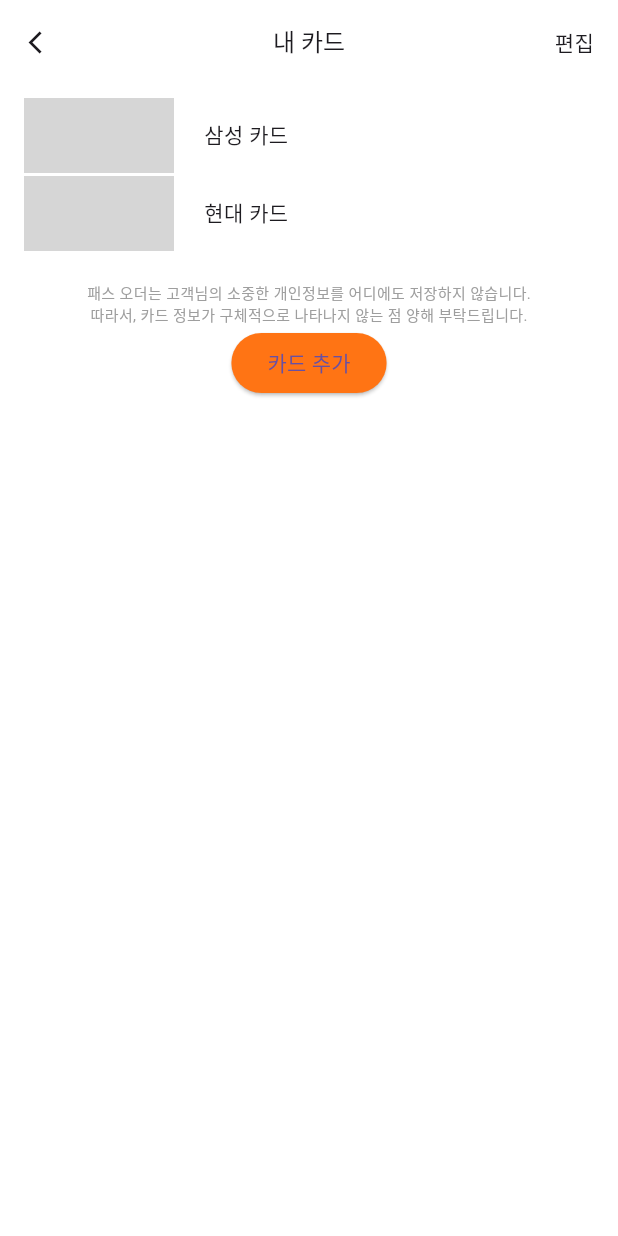
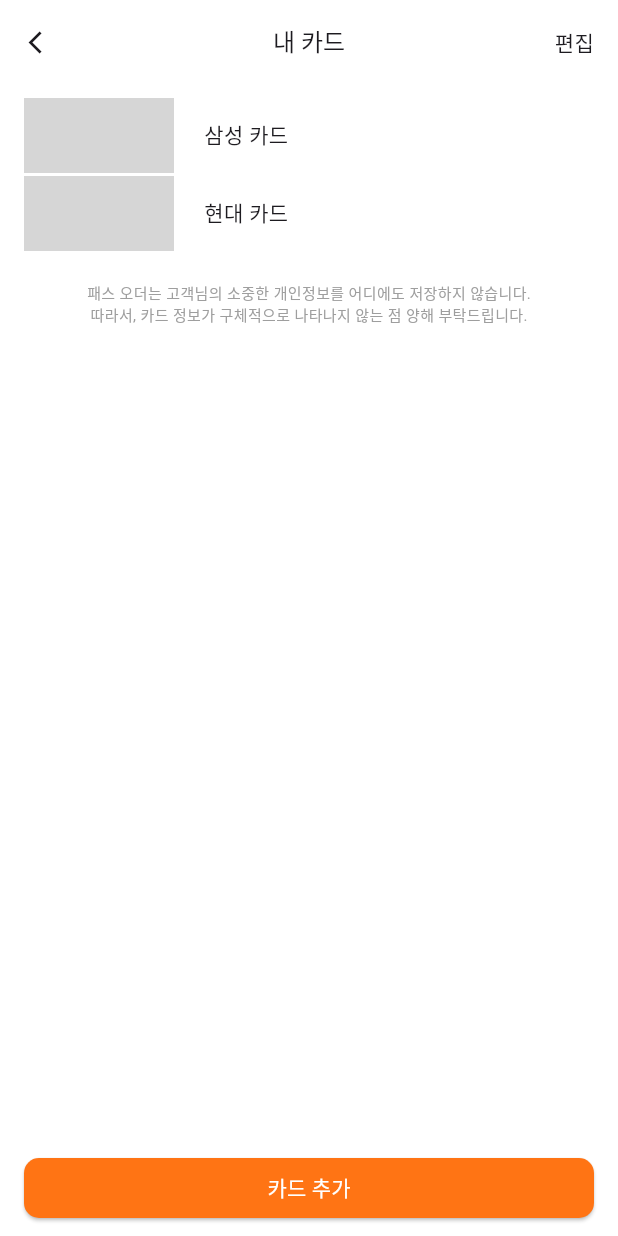
Before and after one commit to 9oj0e/pathorder_app, a Flutter app: the CardPage screen opened directly, on a phone screen of 412 x 824 dp. Run offline on Flutter 3.47's test engine with Material 3 defaults, Android fonts, the phone set to English and light mode, and no system bars; network calls fail; grey boxes are pictures that could not be loaded.

Commit message:
docs : card_page

```diff
--- a/lib/holders/my/card/components/card_page_body.dart
+++ b/lib/holders/my/card/components/card_page_body.dart
@@ -38,9 +38,13 @@
               '따라서, 카드 정보가 구체적으로 나타나지 않는 점 양해 부탁드립니다.',
               style: TextStyle(fontSize: 10, color: Colors.grey),
             ),
-            ElevatedButton(
+            Spacer(),
+            // 카드 추가 버튼
+            SizedBox(
+              width: double.infinity,
+              child: ElevatedButton(
                 onPressed: () {},
-              child: Text('카드 추가'),
+                child: Text('카드 추가', style: TextStyle(color: Colors.white)),
                 style: ButtonStyle(
                   backgroundColor: MaterialStateColor.resolveWith((states) {
                     if (states.contains(MaterialState.pressed)) {
@@ -50,6 +54,13 @@
                     // 버튼이 눌리지 않았을 때의 색상
                     return Color(0xFFFF7414);
                   }),
+                  shape: MaterialStateProperty.all<RoundedRectangleBorder>(
+                    RoundedRectangleBorder(
+                      borderRadius:
+                          BorderRadius.circular(10.0), // 버튼의 BorderRadius
+                    ),
+                  ),
+                ),
               ),
             )
           ],
```
Lines whose indentation alone changed are shown as unchanged.
